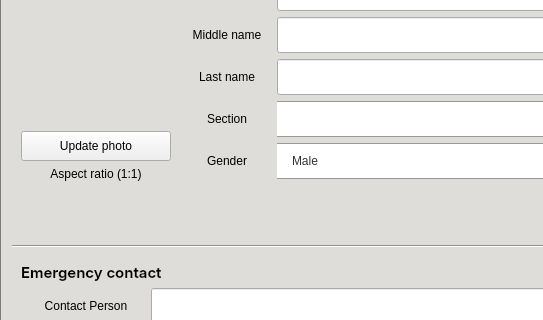
Above: CAI_PyQt/CAI_Admin/UI/FormEditStudent.ui from CPG19040/CPG19040 before the change; both pictures show x 0 to 543 and y 141 to 461 of the 890 by 693 pixel window. Below: the same form after it.
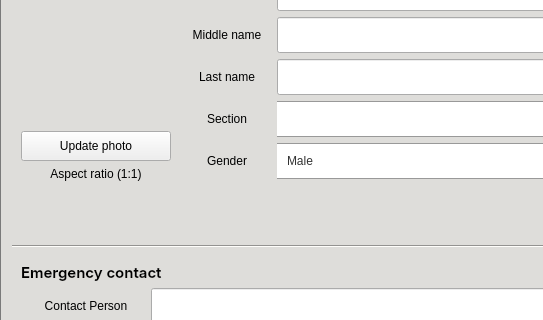
That is the form after the change. Icons and pictures are not drawn.

What changed in the file:
```diff
--- a/CAI_PyQt/CAI_Admin/UI/FormEditStudent.ui
+++ b/CAI_PyQt/CAI_Admin/UI/FormEditStudent.ui
@@ -285,9 +285,7 @@
 	border: 1px solid #0a5128;
     border-radius: 15px;
     padding: 0px 10px 0px;
-    background: qlineargradient(x1:0, y1:0, x2:0, y2:1, 
-                                stop:0 #1ebd5d, 
-                                stop:1 #107f3f);
+    background: qlineargradient(x1:0, y1:0, x2:0, y2:1, stop:0 #1ebd5d, stop:1 #107f3f);
     color: #FFF;
     font: 10pt &quot;Inter SemiBold&quot;;
 }
@@ -367,7 +365,7 @@
 	border-left: none;
 	border-top-right-radius: 18px;
 	border-bottom-right-radius: 18px;
-	padding: 0px 15px 0px;
+	padding: 0px 10px;
 	background-color: #ffffff;
 	color: #333333;
 	font: 10pt &quot;Inter Medium&quot;; /* Consolidated font settings */
```
Left out of the diff: 17 changed lines with no effect on the pictures.
